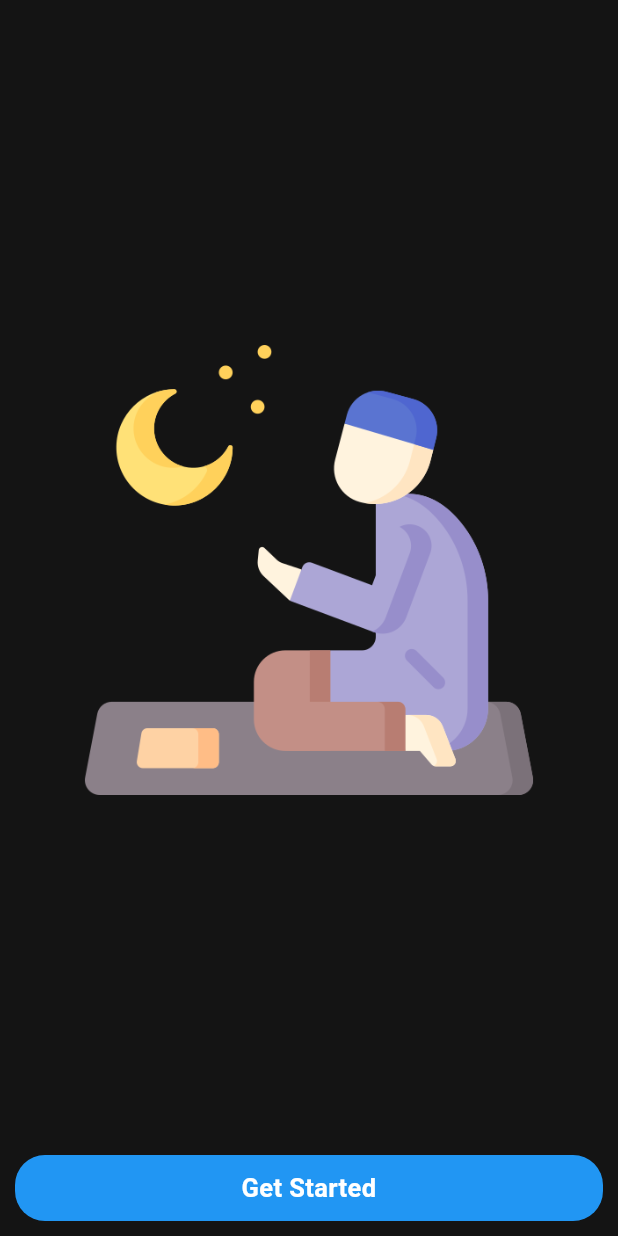
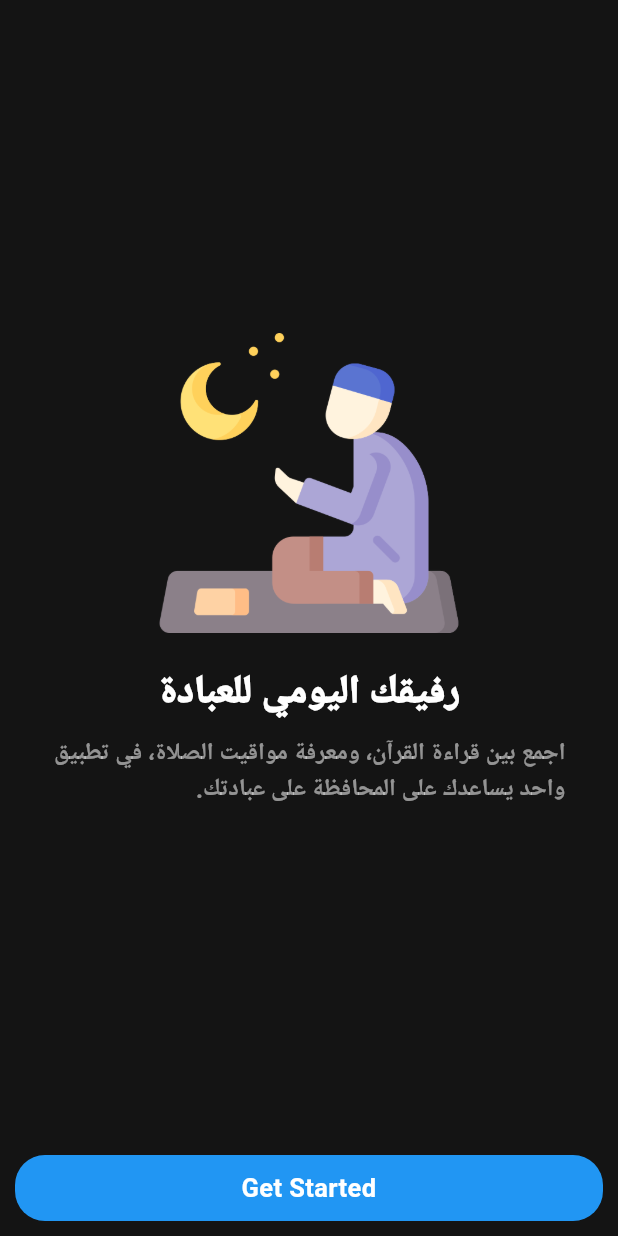
Before and after one commit to moha-med610/islamic-app-flutter, a Flutter app: the screen it shows after launch, on a phone screen of 412 x 824 dp. Run offline on Flutter 3.47's test engine with Material 3 defaults, Android fonts, the phone set to English and light mode, and no system bars; our stand-ins replace audioplayers, bloc, dartz, dio, flutter_bloc, geolocator and 6 more; generated files the repository leaves out were written again; Roboto replaces fonts that are missing (Cairo).

```diff
--- a/flutter_native_splash.yaml
+++ b/flutter_native_splash.yaml
@@ -1,6 +1,6 @@
 flutter_native_splash:
   color: "#141414"
-  image: "assets/images/splash.png"
+  image: "assets/icons/praying.png"
 
 android 12:
   image: "assets/images/splash12.png"
--- a/lib/features/onboarding/presentation/screens/onboarding_screen.dart
+++ b/lib/features/onboarding/presentation/screens/onboarding_screen.dart
@@ -11,9 +11,31 @@ class OnBoardingScreen extends StatelessWidget {
       body: SafeArea(
         child: Column(
           mainAxisAlignment: MainAxisAlignment.center,
+          crossAxisAlignment: .center,
           children: [
             Spacer(),
-            Image.asset("assets/icons/praying.png", width: 300),
+            Image.asset("assets/icons/praying.png", width: 200),
+            SizedBox(height: 20),
+            Text(
+              "رفيقك اليومي للعبادة",
+              style: TextStyle(
+                color: Colors.white,
+                fontSize: 26,
+                fontWeight: .w900,
+              ),
+            ),
+            SizedBox(height: 10),
+            Padding(
+              padding: const EdgeInsets.symmetric(horizontal: 35),
+              child: Text(
+                "اجمع بين قراءة القرآن، ومعرفة مواقيت الصلاة، في تطبيق واحد يساعدك على المحافظة على عبادتك.",
+                style: TextStyle(
+                  color: Colors.white54,
+                  fontSize: 16,
+                  fontWeight: .w600,
+                ),
+              ),
+            ),
             Spacer(),
             GestureDetector(
               onTap: () async {
--- a/pubspec.yaml
+++ b/pubspec.yaml
@@ -41,7 +41,7 @@ dev_dependencies:
 flutter_launcher_icons:
   android: "launcher_icon"
   ios: true
-  image_path: "assets/icons/praying.png"
+  image_path: "assets/icons/icon_2.png"
   min_sdk_android: 21
 
 flutter:
@@ -50,7 +50,6 @@ flutter:
   assets:
     - assets/icons/
     - assets/images/
-    - assets/svgs/
 
   # fonts:
   #   - family: Schyler
```
Also changed, not shown: lib/features/Home/presentation/screens/home_screen.dart (+35 -45 lines), lib/features/quran/presentation/screens/surah_screen.dart (+30 -0 lines), assets/icons/icon_2.png (added), assets/icons/islmic_app_icon.png (added), assets/images/splash.png (deleted), pubspec.lock, 67 other files.
